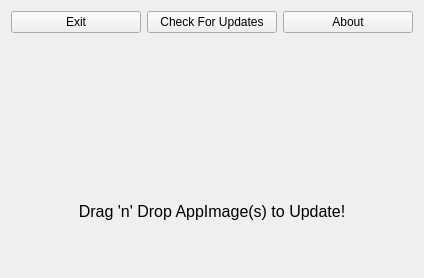
The window that AppImageUpdater.ui (antony-jr/AppImageUpdater) describes before a commit, drawn with Qt 5.
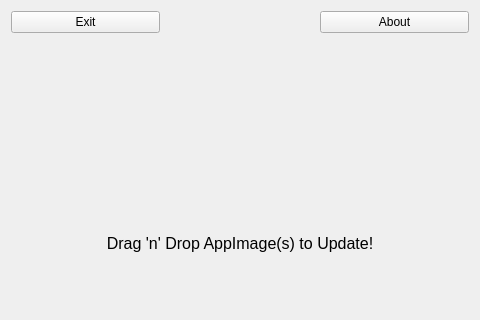
The same window after the commit. Icons and pictures are not drawn.

Commit message: remove unwanted buttons and solve #3

Diff of the .ui file:
```diff
--- a/AppImageUpdater.ui
+++ b/AppImageUpdater.ui
@@ -6,14 +6,14 @@
    <rect>
     <x>0</x>
     <y>0</y>
-    <width>424</width>
-    <height>278</height>
+    <width>480</width>
+    <height>320</height>
    </rect>
   </property>
   <property name="maximumSize">
    <size>
-    <width>424</width>
-    <height>278</height>
+    <width>480</width>
+    <height>320</height>
    </size>
   </property>
   <property name="windowTitle">
@@ -35,17 +35,6 @@
      </property>
     </widget>
    </item>
-   <item row="0" column="1">
-    <widget class="QPushButton" name="checkForUpdateBtn">
-     <property name="text">
-      <string>Check For Updates</string>
-     </property>
-     <property name="icon">
-      <iconset resource="app_resources/resources.qrc">
-       <normaloff>:/check.png</normaloff>:/check.png</iconset>
-     </property>
-    </widget>
-   </item>
    <item row="6" column="0" colspan="3">
     <widget class="QLabel" name="instruction">
      <property name="font">
@@ -75,8 +64,8 @@
     <widget class="QLabel" name="dragAndDropArea">
      <property name="maximumSize">
       <size>
-       <width>170</width>
-       <height>140</height>
+       <width>240</width>
+       <height>200</height>
       </size>
      </property>
      <property name="styleSheet">
```
